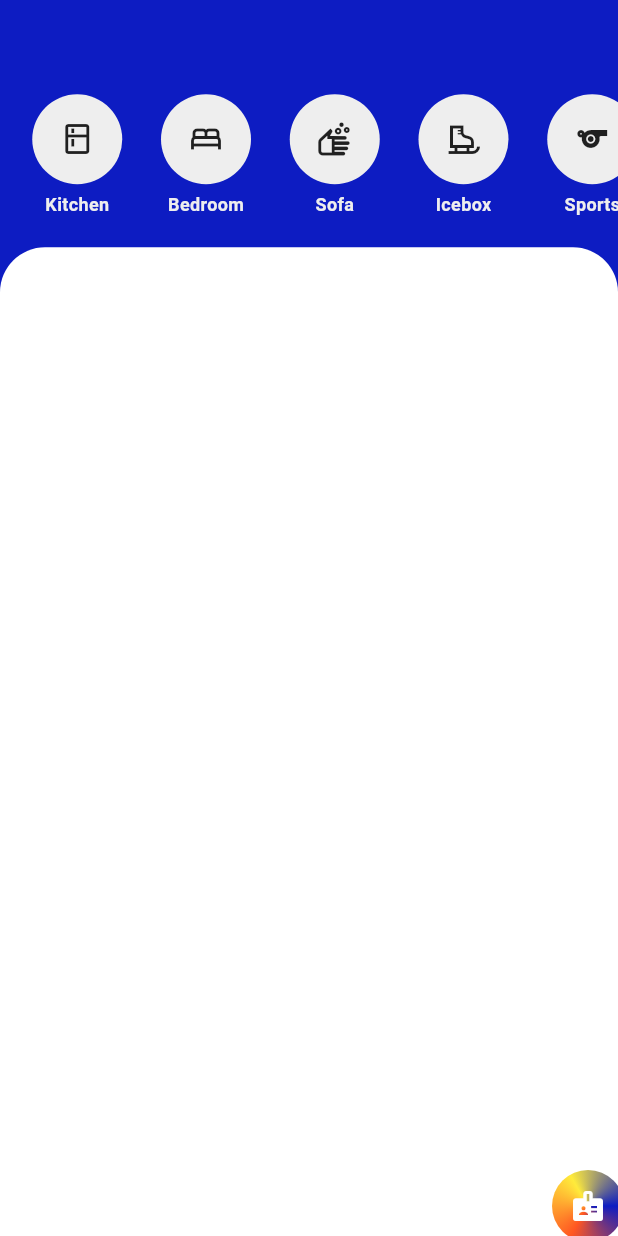
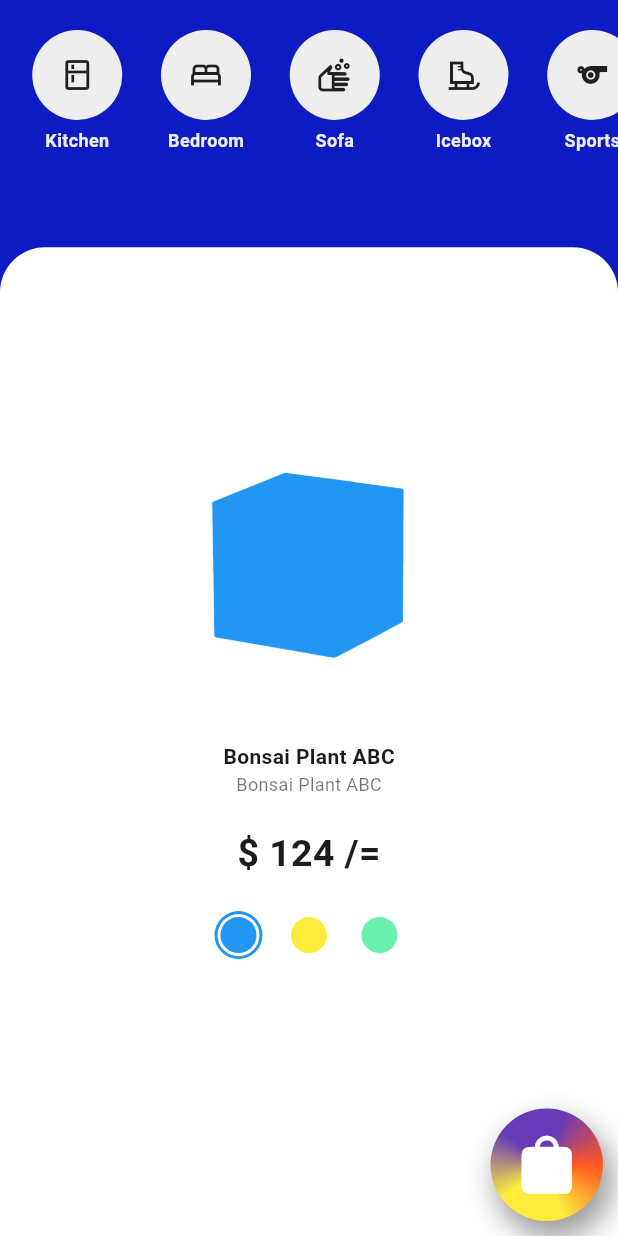
Before and after one commit to jbjason/ui_challenge_02, a Flutter app: the CartScreen screen opened directly, on a phone screen of 412 x 824 dp. Run offline on Flutter 3.47's test engine with Material 3 defaults, Android fonts, the phone set to English and light mode, and no system bars.

Commit message:
test animation added to home & cart page

```diff
--- a/lib/main.dart
+++ b/lib/main.dart
@@ -1,5 +1,4 @@
 import 'package:flutter/material.dart';
-import 'package:ui_challenge_02/screens/drag_test_screen.dart';
 import 'package:ui_challenge_02/screens/home_screen.dart';
 
 void main() {
@@ -18,7 +17,7 @@ class MyApp extends StatelessWidget {
         colorScheme: ColorScheme.fromSeed(seedColor: Colors.deepPurple),
         useMaterial3: true,
       ),
-      home: DragTestScreen(),
+      home: HomeScreen(),
     );
   }
 }
--- a/lib/screens/cart_screen.dart
+++ b/lib/screens/cart_screen.dart
@@ -2,114 +2,54 @@ import 'package:flutter/material.dart';
 import 'package:ui_challenge_02/constant/media_extension.dart';
 import 'package:ui_challenge_02/constant/my_color.dart';
 import 'package:ui_challenge_02/constant/my_constant.dart';
-import 'package:ui_challenge_02/widgets/cart_widgets/cart_blue_box.dart';
+import 'package:ui_challenge_02/constant/my_dimens.dart';
+import 'package:ui_challenge_02/screens/drag_test_screen.dart';
 
-class CartScreen extends StatefulWidget {
+class CartScreen extends StatelessWidget {
   const CartScreen({super.key});
-  @override
-  State<CartScreen> createState() => _CartScreenState();
-}
-
-class _CartScreenState extends State<CartScreen>
-    with SingleTickerProviderStateMixin {
-  late AnimationController _controller;
-  late Animation<double> _blueBoxAnim, _lisItemAnim, _whiteCardAnim;
-  final List<Animation<double>> _listItemAnimationList = [];
-
-  @override
-  void initState() {
-    super.initState();
-    _initialize();
-  }
-
-  void _initialize() {
-    _controller = AnimationController(
-      vsync: this,
-      duration: Duration(milliseconds: 1500),
-    );
-    _blueBoxAnim =
-        CurvedAnimation(parent: _controller, curve: const Interval(.1, .5));
-    _lisItemAnim =
-        CurvedAnimation(parent: _controller, curve: const Interval(.2, .8));
-    _whiteCardAnim =
-        CurvedAnimation(parent: _controller, curve: const Interval(.5, 1));
-
-    final int length = MyConstant.circularIcons.length;
-    final intervalPerItem = 1 / length;
-    for (int i = 0; i < length; i++) {
-      _listItemAnimationList.add(
-        CurvedAnimation(
-          parent: _lisItemAnim,
-          curve: Interval(
-            i * intervalPerItem + .0, // starting interval
-            (i + 1) * intervalPerItem + .0, // ending interval
-            curve: Curves.bounceIn,
-          ),
-          // interval for 5 items  0 =(0,.2), 1=(.2,.4)......(.8,1)
-        ),
-      );
-    }
-    _controller.addListener(() => setState(() {}));
-    _controller.forward(from: 0.0);
-  }
-
   @override
   Widget build(BuildContext context) {
     return Scaffold(
       body: Stack(
         clipBehavior: Clip.none,
         children: [
-          CartBlueBox(
-            blueBoxAnim: _blueBoxAnim,
-            listItemAnimationList: _listItemAnimationList,
-            controller: _controller,
+          Container(
+            padding: EdgeInsets.symmetric(vertical: 20),
+            color: MyColor.primaryColor,
+            child: SingleChildScrollView(
+              scrollDirection: Axis.horizontal,
+              child: SafeArea(
+                child: Row(
+                  children: List.generate(
+                    MyConstant.circularIconTitles.length,
+                    (i) => MyDimens().getCircularItem(
+                      itemWidth: context.listItemWidth,
+                      title: MyConstant.circularIconTitles[i],
+                      icon: MyConstant.circularIcons[i],
+                    ),
+                  ),
+                ),
+              ),
+            ),
           ),
           // white bottom containter
-          _getWhiteCard
+          _getWhiteCard(context),
         ],
-      ),
-      floatingActionButton: Transform(
-        alignment: Alignment.center,
-        transform: Matrix4.identity()
-          ..translate(20 * _whiteCardAnim.value,20),
-        child: Container(
-          padding: EdgeInsets.all(12),
-          decoration: BoxDecoration(
-            shape: BoxShape.circle,
-            gradient: SweepGradient(
-              colors: [
-                MyColor.primaryColor,
-                Colors.deepOrange,
-                Colors.yellow,
-                MyColor.primaryColor,
-              ],
-            ),
-          ),
-          child: Icon(Icons.badge, color: Colors.white),
-        ),
       ),
     );
   }
 
-  Positioned get _getWhiteCard => Positioned(
+  Positioned _getWhiteCard(BuildContext context) => Positioned(
         left: 0,
         right: 0,
-        bottom: (-context.screenHeight * .8) * (1 - _whiteCardAnim.value),
+        bottom: 0,
         height: context.screenHeight * .8,
         child: Container(
           decoration: BoxDecoration(
             color: Colors.white,
             borderRadius: BorderRadius.vertical(top: Radius.circular(30)),
           ),
-          child: Column(
-            children: [],
-          ),
+          child: DragTestScreen(),
         ),
       );
-
-  @override
-  void dispose() {
-    _controller.dispose();
-    super.dispose();
-  }
 }
--- a/lib/screens/drag_test_screen.dart
+++ b/lib/screens/drag_test_screen.dart
@@ -1,5 +1,6 @@
 // ignore_for_file: use_build_context_synchronously
 import 'dart:ui';
+import 'package:flutter/cupertino.dart';
 import 'package:flutter/material.dart';
 import 'package:ui_challenge_02/constant/media_extension.dart';
 import 'package:ui_challenge_02/constant/my_constant.dart';
@@ -49,19 +50,17 @@ class _DragTestScreenState extends State<DragTestScreen>
 
   @override
   Widget build(BuildContext context) {
-    return Scaffold(
-      appBar: AppBar(backgroundColor: Colors.deepPurple),
-      body: Stack(
+    return Stack(
       fit: StackFit.expand,
       clipBehavior: Clip.none,
       children: [
-          Positioned(
-            right: 0,
-            bottom: 0,
-            height: 200,
-            width: 200,
-            child: Container(color: Colors.grey.shade200),
-          ),
+        // Positioned(
+        //   right: 0,
+        //   bottom: 0,
+        //   height: 200,
+        //   width: 200,
+        //   child: Container(color: Colors.grey.shade200),
+        // ),
         Positioned(
           bottom: 10,
           right: 10,
@@ -93,11 +92,10 @@ class _DragTestScreenState extends State<DragTestScreen>
                     )
                   ],
                 ),
-                child: Image.asset(
-                  _percent < .5 ? MyImage.bagOpenImg : MyImage.bagOffImg,
-                  width: 40,
-                ),
-              ),
+                child: _percent < .5
+                    ? Image.asset(MyImage.bagOpenImg, width: 45)
+                    : Icon(CupertinoIcons.bag_fill,
+                        color: Colors.white, size: 45)),
           ),
         ),
         Column(
@@ -194,7 +192,6 @@ class _DragTestScreenState extends State<DragTestScreen>
           ],
         ),
       ],
-      ),
     );
   }
 
--- a/lib/widgets/cart_widgets/cart_blue_box.dart
+++ b/lib/widgets/cart_widgets/cart_blue_box.dart
@@ -4,6 +4,7 @@ import 'package:ui_challenge_02/constant/media_extension.dart';
 import 'package:ui_challenge_02/constant/my_color.dart';
 import 'package:ui_challenge_02/constant/my_constant.dart';
 import 'package:ui_challenge_02/constant/my_dimens.dart';
+import 'package:ui_challenge_02/screens/cart_screen.dart';
 
 class CartBlueBox extends StatelessWidget {
   const CartBlueBox({
@@ -26,6 +27,16 @@ class CartBlueBox extends StatelessWidget {
       bottom: (height * .35) * (1 - blueBoxAnim.value),
       child: Hero(
         tag: Key("hero-tag12"),
+        child: InkWell(
+          onTap: () async {
+            controller.forward(from: 0.0).whenComplete(() {
+              Navigator.push(
+                context,
+                MaterialPageRoute(builder: (_) => CartScreen()),
+              );
+              controller.reverse(from: 1);
+            });
+          },
           child: Container(
             padding: EdgeInsets.symmetric(vertical: 20),
             constraints: BoxConstraints.expand(),
@@ -41,11 +52,12 @@ class CartBlueBox extends StatelessWidget {
             ),
           ),
         ),
+      ),
     );
   }
 
   List<Positioned> _getCircularItems(BuildContext context) {
-    if (controller.value < 1) {
+    if (controller.value > 0) {
       final items = <Positioned>[];
       final bottomInitial = context.screenHeight * .35;
       for (int i = 0; i < MyConstant.circularIcons.length; i++) {
@@ -72,7 +84,7 @@ class CartBlueBox extends StatelessWidget {
         Positioned(
           left: 0,
           right: 0,
-          bottom: context.screenHeight * .8,
+          bottom: 0,
           child: SingleChildScrollView(
             scrollDirection: Axis.horizontal,
             child: Row(
--- a/pubspec.yaml
+++ b/pubspec.yaml
@@ -25,12 +25,6 @@ flutter:
   assets:
     - assets/
 
-  # An image asset can refer to one or more resolution-specific "variants", see
-  # https://flutter.dev/to/resolution-aware-images
-
-  # For details regarding adding assets from package dependencies, see
-  # https://flutter.dev/to/asset-from-package
-
   # To add custom fonts to your application, add a fonts section here,
   # in this "flutter" section. Each entry in this list should have a
   # "family" key with the font family name, and a "fonts" key with a
```
Also changed, not shown: lib/screens/home_screen.dart (+79 -59 lines). Lines whose indentation alone changed are shown as unchanged.
